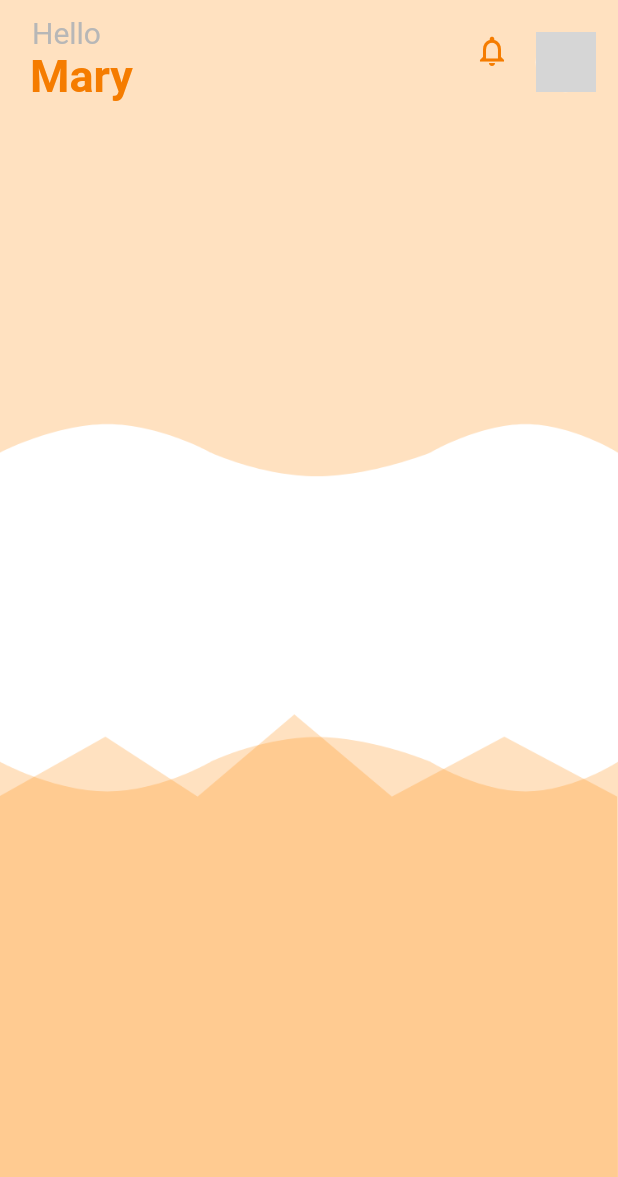
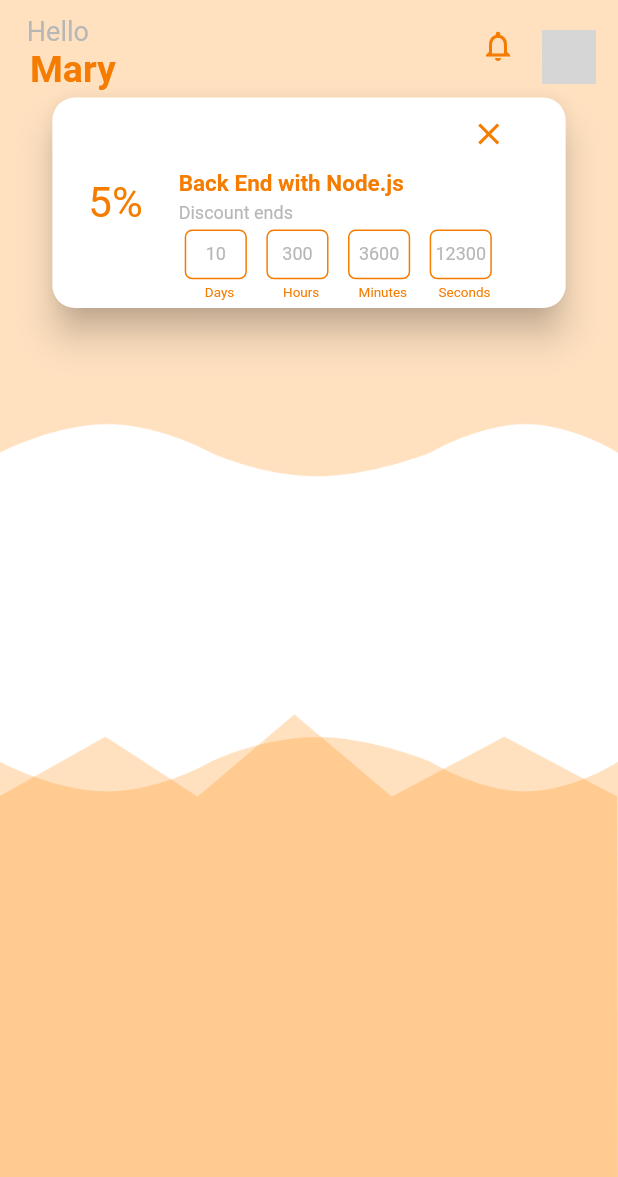
Before and after one commit to Asante-Adarkwa-Usman/Hive-Academy, a Flutter app: the HomeView screen opened directly, on a phone screen of 412 x 824 dp. Shown: the top 1177 px of the screen. Run offline on Flutter 3.47's test engine with Material 2 defaults, Android fonts, the light colour scheme and no system bars; our stand-ins replace carousel_slider, video_player; missing offline and left inert: dashed_circle, hexagon, splash_screen_view; network calls fail; grey boxes are pictures that could not be loaded.

Commit message:
Added discount card to homescreen

```diff
--- a/hive_academy/lib/views/main/home/home_view.dart
+++ b/hive_academy/lib/views/main/home/home_view.dart
@@ -30,7 +30,7 @@
                           child: const Text(
                             'Hello',
                             style: TextStyle(
-                              fontSize: 20,
+                              fontSize: 18,
                               fontWeight: FontWeight.w400,
                               color: Color.fromRGBO(183, 183, 183, 1),
                             ),
@@ -41,7 +41,7 @@
                           child: Text(
                             'Mary',
                             style: TextStyle(
-                              fontSize: 30,
+                              fontSize: 25,
                               fontWeight: FontWeight.bold,
                               color: Theme.of(context).primaryColorDark,
                             ),
@@ -63,7 +63,7 @@
                             child: const Padding(
                               padding: EdgeInsets.all(5.0),
                               child: CircleAvatar(
-                                radius: 20,
+                                radius: 18,
                                 backgroundColor: Colors.white54,
                                 backgroundImage: NetworkImage(
                                     'https://ichef.bbci.co.uk/news/490/cpsprodpb/C870/production/_112921315_gettyimages-876284806.jpg'),
@@ -75,6 +75,95 @@
                     )
                   ],
                 ),
+                SizedBox(
+                  height: MediaQuery.of(context).size.height * 0.18,
+                  width: MediaQuery.of(context).size.width * 0.85,
+                  child: Card(
+                    color: Colors.white,
+                    elevation: 10,
+                    shape: RoundedRectangleBorder(
+                      borderRadius: BorderRadius.circular(15),
+                    ),
+                    child: Row(
+                      children: [
+                        Row(
+                          children: [
+                            Padding(
+                              padding: const EdgeInsets.all(24),
+                              child: Text(
+                                '5%',
+                                style: TextStyle(
+                                  fontSize: 28,
+                                  fontWeight: FontWeight.w400,
+                                  color: Theme.of(context).primaryColorDark,
+                                ),
+                              ),
+                            ),
+                          ],
+                        ),
+                        Column(
+                          crossAxisAlignment: CrossAxisAlignment.start,
+                          children: [
+                            Column(
+                                crossAxisAlignment: CrossAxisAlignment.start,
+                                children: [
+                                  Container(
+                                      width: MediaQuery.of(context).size.width *
+                                          0.56,
+                                      padding: const EdgeInsets.only(left: 15),
+                                      alignment: Alignment.centerRight,
+                                      child: IconButton(
+                                          onPressed: null,
+                                          icon: Icon(
+                                            Icons.close,
+                                            size: 24,
+                                            color: Theme.of(context)
+                                                .primaryColorDark,
+                                          ))),
+                                  Text(
+                                    'Back End with Node.js',
+                                    style: TextStyle(
+                                      fontSize: 15,
+                                      fontWeight: FontWeight.w700,
+                                      color: Theme.of(context).primaryColorDark,
+                                    ),
+                                  ),
+                                ]),
+                            const SizedBox(height: 4),
+                            const Text(
+                              'Discount ends',
+                              style: TextStyle(
+                                fontSize: 12,
+                                fontWeight: FontWeight.w400,
+                                color: Color.fromRGBO(183, 183, 183, 1),
+                              ),
+                            ),
+                            Row(
+                              children: const <Widget>[
+                                DiscountWidget(
+                                  discountQuantity: '10',
+                                  remainingType: 'Days',
+                                ),
+                                DiscountWidget(
+                                  discountQuantity: '300',
+                                  remainingType: 'Hours',
+                                ),
+                                DiscountWidget(
+                                  discountQuantity: '3600',
+                                  remainingType: 'Minutes',
+                                ),
+                                DiscountWidget(
+                                  discountQuantity: '12300',
+                                  remainingType: 'Seconds',
+                                ),
+                              ],
+                            ),
+                          ],
+                        )
+                      ],
+                    ),
+                  ),
+                ),
               ],
             ),
           ),
@@ -83,3 +172,59 @@
     );
   }
 }
+
+class DiscountWidget extends StatelessWidget {
+  final String? discountQuantity;
+  final String? remainingType;
+  const DiscountWidget({
+    Key? key,
+    required this.discountQuantity, required this.remainingType
+  }) : super(key: key);
+
+  @override
+  Widget build(BuildContext context) {
+    return Column(
+      children: [
+        Row(
+          children: [
+            Container(
+              height: MediaQuery.of(context).size.height * 0.05,
+              width: MediaQuery.of(context).size.width * 0.12,
+              margin: const EdgeInsets.only(right: 5),
+              child: Card(
+                  color: Colors.white,
+                  elevation: 0,
+                  shape: RoundedRectangleBorder(
+                    borderRadius: BorderRadius.circular(5),
+                    side: BorderSide(
+                      color: Theme.of(context).primaryColorDark,
+                      width: 1,
+                    ),
+                  ),
+                  child: Center(
+                    child: Text(
+                       discountQuantity.toString(),
+                      style: const TextStyle(
+                        fontSize: 12,
+                        fontWeight: FontWeight.w400,
+                        color: Color.fromRGBO(183, 183, 183, 1),
+                      ),
+                    ),
+                  )),
+            ),
+          ],
+        ),
+        //const SizedBox(height: 4),
+        Text(
+          remainingType.toString(),
+          style: TextStyle(
+            fontSize: 9,
+            fontWeight: FontWeight.w400,
+            color: Theme.of(context).primaryColorDark,
+          ),
+        ),
+      ],
+      //  ],
+    );
+  }
+}
```
Also changed, not shown: 1 other file.
